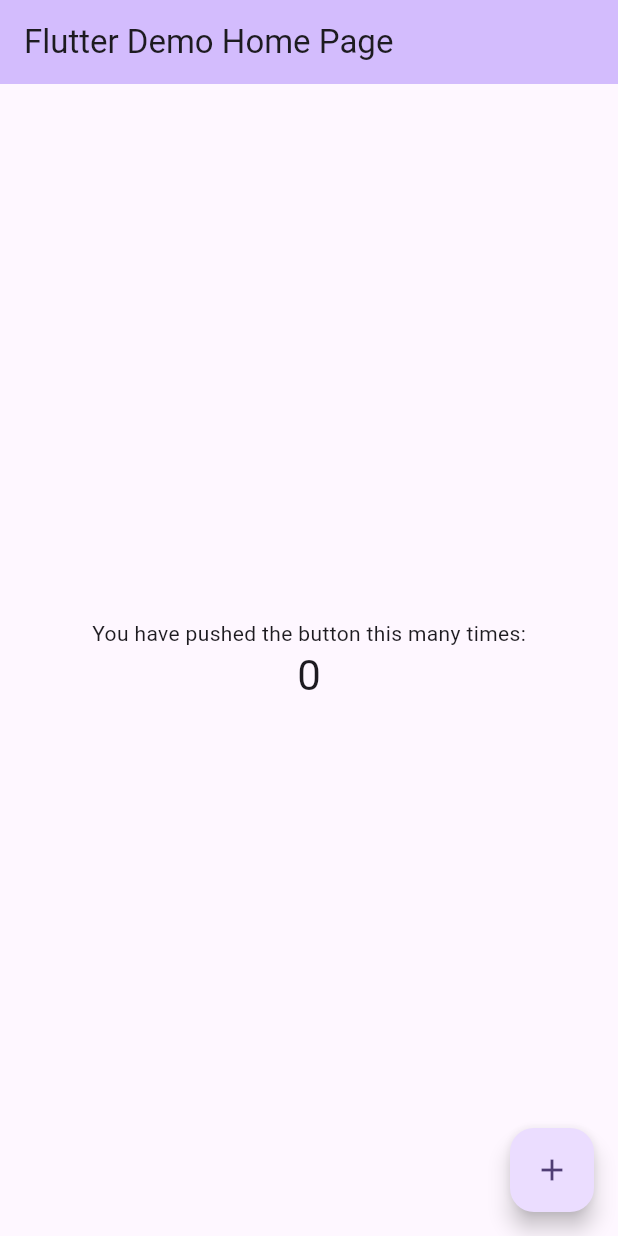
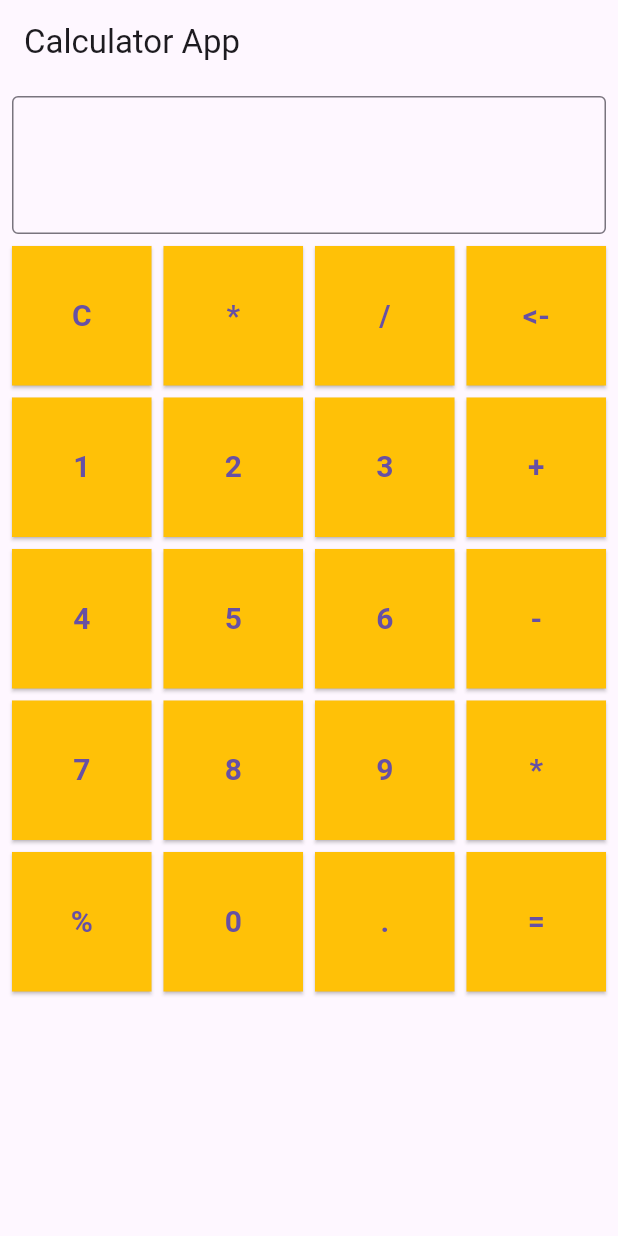
Before and after one commit to Rangeen70/calculator_app, a Flutter app: the screen it shows after launch, on a phone screen of 412 x 824 dp. Run offline on Flutter 3.47's test engine with Material 3 defaults, Android fonts, the phone set to English and light mode, and no system bars.

```diff
--- /dev/null
+++ b/lib/calculator.dart
@@ -0,0 +1,153 @@
+import 'package:flutter/material.dart';
+
+class CalculatorView extends StatefulWidget {
+  const CalculatorView({super.key});
+
+  @override
+  State<CalculatorView> createState() => _CalculatorViewState();
+}
+
+class _CalculatorViewState extends State<CalculatorView> {
+  final _textController = TextEditingController();
+  List<String> lstSymbols = [
+    "C",
+    "*",
+    "/",
+    "<-",
+    "1",
+    "2",
+    "3",
+    "+",
+    "4",
+    "5",
+    "6",
+    "-",
+    "7",
+    "8",
+    "9",
+    "*",
+    "%",
+    "0",
+    ".",
+    "="
+  ];
+
+  String displayText = "";
+  String previousText = "";
+  String operation = "";
+
+  void _handleButtonPress(String value) {
+    setState(() {
+      if (value == "C") {
+        displayText = "";
+      } else if (value == "<-") {
+        if (displayText.isNotEmpty) {
+          displayText = displayText.substring(0, displayText.length - 1);
+        }
+      } else if (value == "=") {
+        _evaluateExpression();
+      } else if (["+", "-", "*", "/", "%"].contains(value)) {
+        if (displayText.isNotEmpty) {
+          previousText = displayText;
+          displayText = "";
+          operation = value;
+        }
+      } else {
+        displayText += value;
+      }
+      _textController.text = displayText;
+    });
+  }
+
+  void _evaluateExpression() {
+    if (previousText.isNotEmpty &&
+        displayText.isNotEmpty &&
+        operation.isNotEmpty) {
+      double num1 = double.tryParse(previousText) ?? 0.0;
+      double num2 = double.tryParse(displayText) ?? 0.0;
+      double result;
+
+      switch (operation) {
+        case "+":
+          result = num1 + num2;
+          break;
+        case "-":
+          result = num1 - num2;
+          break;
+        case "*":
+          result = num1 * num2;
+          break;
+        case "/":
+          result = num2 != 0 ? num1 / num2 : 0.0;
+          break;
+        case "%":
+          result = num1 % num2;
+          break;
+        default:
+          result = 0.0;
+      }
+
+      displayText = result.toString();
+      operation = "";
+      previousText = "";
+    }
+  }
+
+  @override
+  Widget build(BuildContext context) {
+    return Scaffold(
+      appBar: AppBar(
+        title: const Text('Calculator App'),
+      ),
+      body: Padding(
+        padding: const EdgeInsets.all(8.0),
+        child: Column(
+          children: [
+            TextFormField(
+              textDirection: TextDirection.rtl,
+              controller: _textController,
+              decoration: const InputDecoration(
+                border: OutlineInputBorder(),
+              ),
+              style: const TextStyle(
+                fontSize: 40,
+                fontWeight: FontWeight.bold,
+              ),
+              readOnly: true,
+              textAlign: TextAlign.right,
+            ),
+            const SizedBox(height: 8),
+            Expanded(
+              child: GridView.builder(
+                gridDelegate: const SliverGridDelegateWithFixedCrossAxisCount(
+                  crossAxisCount: 4,
+                  crossAxisSpacing: 8.0,
+                  mainAxisSpacing: 8.0,
+                ),
+                itemCount: lstSymbols.length,
+                itemBuilder: (context, index) {
+                  return ElevatedButton(
+                    style: ElevatedButton.styleFrom(
+                      backgroundColor: Colors.amber,
+                      shape: RoundedRectangleBorder(
+                        borderRadius: BorderRadius.circular(0),
+                      ),
+                    ),
+                    onPressed: () => _handleButtonPress(lstSymbols[index]),
+                    child: Text(
+                      lstSymbols[index],
+                      style: const TextStyle(
+                        fontSize: 20,
+                        fontWeight: FontWeight.bold,
+                      ),
+                    ),
+                  );
+                },
+              ),
+            ),
+          ],
+        ),
+      ),
+    );
+  }
+}
--- a/lib/main.dart
+++ b/lib/main.dart
@@ -1,125 +1,22 @@
 import 'package:flutter/material.dart';
+import 'calculator.dart';
 
 void main() {
-  runApp(const MyApp());
+  runApp(const CalculatorApp());
 }
 
-class MyApp extends StatelessWidget {
-  const MyApp({super.key});
+class CalculatorApp extends StatelessWidget {
+  const CalculatorApp({super.key});
 
-  // This widget is the root of your application.
   @override
   Widget build(BuildContext context) {
     return MaterialApp(
-      title: 'Flutter Demo',
+      debugShowCheckedModeBanner: false,
+      title: 'Calculator',
       theme: ThemeData(
-        // This is the theme of your application.
-        //
-        // TRY THIS: Try running your application with "flutter run". You'll see
-        // the application has a purple toolbar. Then, without quitting the app,
-        // try changing the seedColor in the colorScheme below to Colors.green
-        // and then invoke "hot reload" (save your changes or press the "hot
-        // reload" button in a Flutter-supported IDE, or press "r" if you used
-        // the command line to start the app).
-        //
-        // Notice that the counter didn't reset back to zero; the application
-        // state is not lost during the reload. To reset the state, use hot
-        // restart instead.
-        //
-        // This works for code too, not just values: Most code changes can be
-        // tested with just a hot reload.
-        colorScheme: ColorScheme.fromSeed(seedColor: Colors.deepPurple),
-        useMaterial3: true,
+        primarySwatch: Colors.blue,
       ),
-      home: const MyHomePage(title: 'Flutter Demo Home Page'),
+      home: const CalculatorView(),
     );
   }
 }
-
-class MyHomePage extends StatefulWidget {
-  const MyHomePage({super.key, required this.title});
-
-  // This widget is the home page of your application. It is stateful, meaning
-  // that it has a State object (defined below) that contains fields that affect
-  // how it looks.
-
-  // This class is the configuration for the state. It holds the values (in this
-  // case the title) provided by the parent (in this case the App widget) and
-  // used by the build method of the State. Fields in a Widget subclass are
-  // always marked "final".
-
-  final String title;
-
-  @override
-  State<MyHomePage> createState() => _MyHomePageState();
-}
-
-class _MyHomePageState extends State<MyHomePage> {
-  int _counter = 0;
-
-  void _incrementCounter() {
-    setState(() {
-      // This call to setState tells the Flutter framework that something has
-      // changed in this State, which causes it to rerun the build method below
-      // so that the display can reflect the updated values. If we changed
-      // _counter without calling setState(), then the build method would not be
-      // called again, and so nothing would appear to happen.
-      _counter++;
-    });
-  }
-
-  @override
-  Widget build(BuildContext context) {
-    // This method is rerun every time setState is called, for instance as done
-    // by the _incrementCounter method above.
-    //
-    // The Flutter framework has been optimized to make rerunning build methods
-    // fast, so that you can just rebuild anything that needs updating rather
-    // than having to individually change instances of widgets.
-    return Scaffold(
-      appBar: AppBar(
-        // TRY THIS: Try changing the color here to a specific color (to
-        // Colors.amber, perhaps?) and trigger a hot reload to see the AppBar
-        // change color while the other colors stay the same.
-        backgroundColor: Theme.of(context).colorScheme.inversePrimary,
-        // Here we take the value from the MyHomePage object that was created by
-        // the App.build method, and use it to set our appbar title.
-        title: Text(widget.title),
-      ),
-      body: Center(
-        // Center is a layout widget. It takes a single child and positions it
-        // in the middle of the parent.
-        child: Column(
-          // Column is also a layout widget. It takes a list of children and
-          // arranges them vertically. By default, it sizes itself to fit its
-          // children horizontally, and tries to be as tall as its parent.
-          //
-          // Column has various properties to control how it sizes itself and
-          // how it positions its children. Here we use mainAxisAlignment to
-          // center the children vertically; the main axis here is the vertical
-          // axis because Columns are vertical (the cross axis would be
-          // horizontal).
-          //
-          // TRY THIS: Invoke "debug painting" (choose the "Toggle Debug Paint"
-          // action in the IDE, or press "p" in the console), to see the
-          // wireframe for each widget.
-          mainAxisAlignment: MainAxisAlignment.center,
-          children: <Widget>[
-            const Text(
-              'You have pushed the button this many times:',
-            ),
-            Text(
-              '$_counter',
-              style: Theme.of(context).textTheme.headlineMedium,
-            ),
-          ],
-        ),
-      ),
-      floatingActionButton: FloatingActionButton(
-        onPressed: _incrementCounter,
-        tooltip: 'Increment',
-        child: const Icon(Icons.add),
-      ), // This trailing comma makes auto-formatting nicer for build methods.
-    );
-  }
-}
```
Also changed, not shown: 1 other file.
